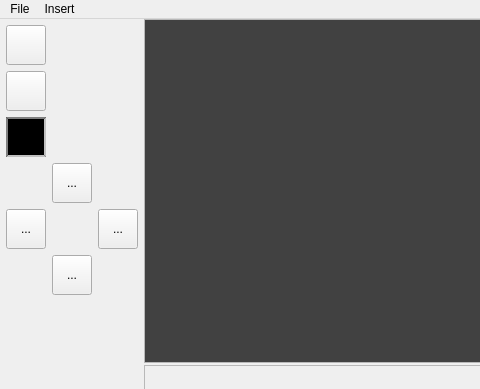
RickWhitefreeze/UI_cs383_goofy-lights, file mainwindow.ui: the form before one commit; both pictures show x 0 to 480 and y 0 to 389 of the 640 by 480 pixel window.
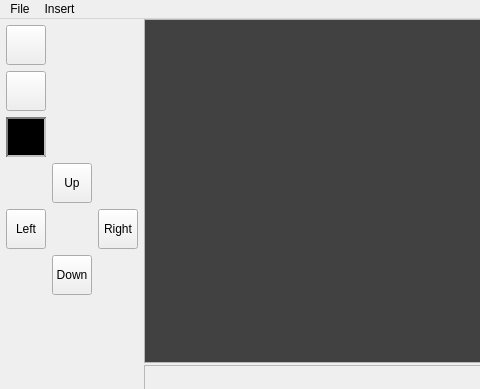
The form after the commit.

Patch:
```diff
--- a/mainwindow.ui
+++ b/mainwindow.ui
@@ -228,8 +228,14 @@
           <height>40</height>
          </size>
         </property>
+        <property name="maximumSize">
+         <size>
+          <width>40</width>
+          <height>40</height>
+         </size>
+        </property>
         <property name="text">
-         <string>...</string>
+         <string>Left</string>
         </property>
        </widget>
       </item>
@@ -241,8 +247,14 @@
           <height>40</height>
          </size>
         </property>
+        <property name="maximumSize">
+         <size>
+          <width>40</width>
+          <height>40</height>
+         </size>
+        </property>
         <property name="text">
-         <string>...</string>
+         <string>Up</string>
         </property>
        </widget>
       </item>
@@ -254,8 +266,14 @@
           <height>40</height>
          </size>
         </property>
+        <property name="maximumSize">
+         <size>
+          <width>40</width>
+          <height>40</height>
+         </size>
+        </property>
         <property name="text">
-         <string>...</string>
+         <string>Right</string>
         </property>
        </widget>
       </item>
@@ -267,8 +285,14 @@
           <height>40</height>
          </size>
         </property>
+        <property name="maximumSize">
+         <size>
+          <width>40</width>
+          <height>40</height>
+         </size>
+        </property>
         <property name="text">
-         <string>...</string>
+         <string>Down</string>
         </property>
        </widget>
       </item>
```
